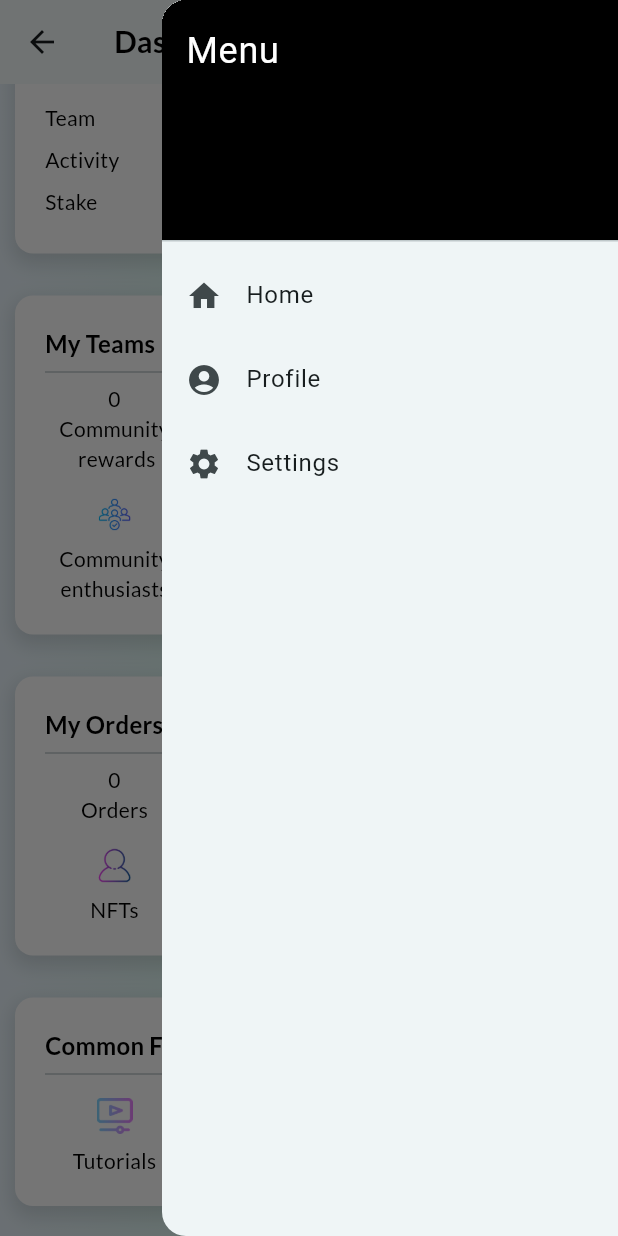
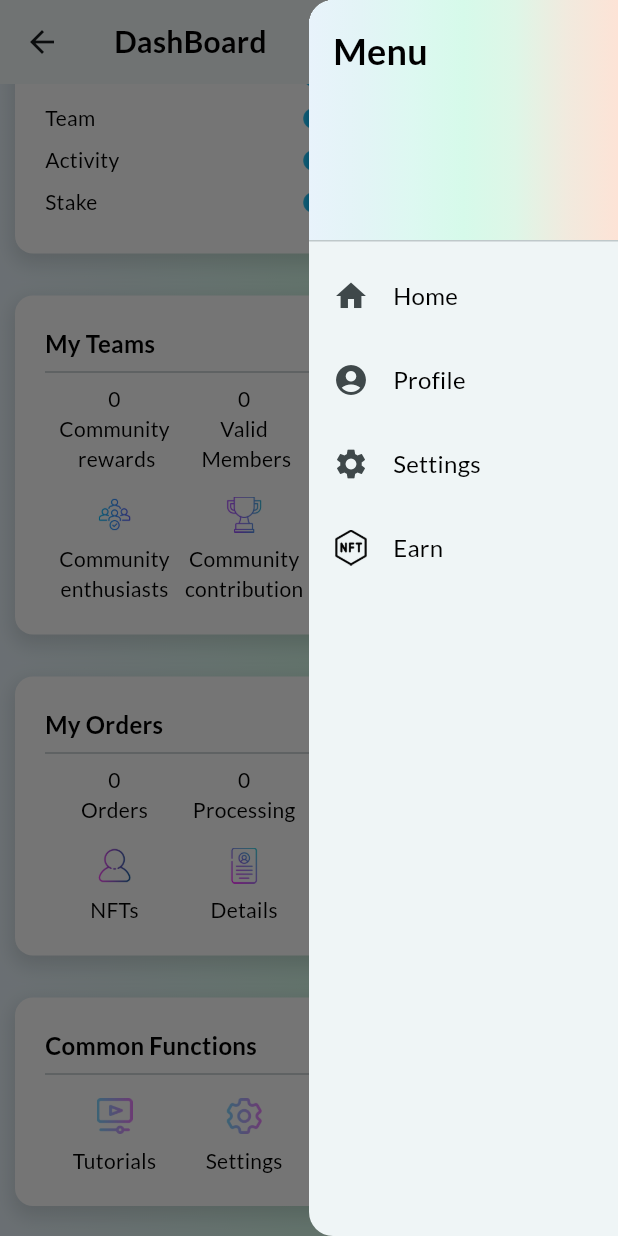
Before and after one commit to Sukhmeetsingh306/NFT_Trading, a Flutter app: the DashboardAccount screen opened directly, scrolled down 335 dp, after a tap on the "menu" icon, on a phone screen of 412 x 824 dp. Run offline on Flutter 3.47's test engine with Material 3 defaults, Android fonts, the phone set to English and light mode, and no system bars; our stand-ins replace google_fonts, intl_phone_field, lucide_icons, shared_preferences; accounts and stored records are empty.

```diff
--- a/frontend/lib/core/background_core.dart
+++ b/frontend/lib/core/background_core.dart
@@ -14,15 +14,7 @@ class Background extends StatelessWidget {
         gradient: LinearGradient(
           begin: Alignment.centerLeft,
           end: Alignment.centerRight,
-          colors: [
-            Color(0xFFE8F3FB),
-            Color(0xFFE3F4F6),
-            Color(0xFFDDF8F1),
-            Color(0xFFD6FAEA),
-            Color(0xFFDEF6E7),
-            Color(0xFFF1EADE),
-            Color(0xFFFDE3D6),
-          ],
+          colors: backgroundColor,
         ),
       ),
       child: child,
@@ -54,3 +46,13 @@ Widget containerWhite(Widget child) {
     ),
   );
 }
+
+const List<Color> backgroundColor = [
+  Color(0xFFE8F3FB),
+  Color(0xFFE3F4F6),
+  Color(0xFFDDF8F1),
+  Color(0xFFD6FAEA),
+  Color(0xFFDEF6E7),
+  Color(0xFFF1EADE),
+  Color(0xFFFDE3D6),
+];
--- a/frontend/lib/main.dart
+++ b/frontend/lib/main.dart
@@ -21,7 +21,7 @@ class MyApp extends StatelessWidget {
         colorScheme: ColorScheme.fromSeed(seedColor: Colors.white30),
         useMaterial3: true,
       ),
-      home: ReserveAccount(),
+      home: LoginScreen(),
     );
   }
 }
--- a/frontend/lib/screens/account/dashboard_account.dart
+++ b/frontend/lib/screens/account/dashboard_account.dart
@@ -40,7 +40,7 @@ class _DashboardAccountState extends State<DashboardAccount> {
 
     return Scaffold(
       appBar: appBarCode(),
-      endDrawer: endDrawer(),
+      endDrawer: endDrawer(context),
       body: Background(
         child: SafeArea(
           child: SingleChildScrollView(
--- a/frontend/lib/screens/account/reserve_account.dart
+++ b/frontend/lib/screens/account/reserve_account.dart
@@ -20,7 +20,7 @@ class _ReserveAccountState extends State<ReserveAccount> {
   Widget build(BuildContext context) {
     return Scaffold(
       appBar: appBarCode(),
-      endDrawer: endDrawer(),
+      endDrawer: endDrawer(context),
       backgroundColor: Colors.white,
       body: Column(
         children: [
--- a/frontend/lib/utils/code/appbar_code.dart
+++ b/frontend/lib/utils/code/appbar_code.dart
@@ -1,6 +1,10 @@
 import 'package:flutter/material.dart';
+import 'package:frontend/core/background_core.dart';
+import 'package:frontend/screens/account/reserve_account.dart';
+import 'package:frontend/utils/navigation_utils.dart';
 import 'package:lucide_icons/lucide_icons.dart';
 
+import '../../screens/account/dashboard_account.dart';
 import '../text_utils.dart';
 
 PreferredSizeWidget appBarCode() {
@@ -31,29 +35,57 @@ PreferredSizeWidget appBarCode() {
   );
 }
 
-Widget endDrawer() {
+Widget endDrawer(BuildContext context) {
   return Drawer(
+    width: MediaQuery.of(context).size.width * .5,
     child: ListView(
       padding: EdgeInsets.zero,
-      children: const [
+      children: [
         DrawerHeader(
-          decoration: BoxDecoration(color: Colors.black),
-          child:
-              Text("Menu", style: TextStyle(color: Colors.white, fontSize: 24)),
+          decoration: const BoxDecoration(
+            gradient: LinearGradient(
+              colors: backgroundColor,
+            ),
+          ),
+          child: googleText("Menu", color: Colors.black, fontSize: 24),
         ),
-        ListTile(
-          leading: Icon(Icons.home),
-          title: Text("Home"),
+        listTile(
+          "Home",
+          Icon(Icons.home),
         ),
-        ListTile(
-          leading: Icon(Icons.account_circle),
-          title: Text("Profile"),
+        listTile(
+          "Profile",
+          Icon(Icons.account_circle),
+          onTap: () {
+            materialRouteNavigatorRep(
+              context,
+              const DashboardAccount(),
+            );
+          },
         ),
-        ListTile(
-          leading: Icon(Icons.settings),
-          title: Text("Settings"),
+        listTile(
+          "Settings",
+          Icon(Icons.settings),
+        ),
+        listTile(
+          "Earn",
+          Image.asset('assets/icons/nft_list.png', width: 24, height: 24),
+          onTap: () {
+            materialRouteNavigator(
+              context,
+              const ReserveAccount(),
+            );
+          },
         ),
       ],
     ),
   );
 }
+
+ListTile listTile(String text, Widget leading, {GestureTapCallback? onTap}) {
+  return ListTile(
+    leading: leading,
+    title: googleText(text, fontSize: 16, fontWeight: FontWeight.normal),
+    onTap: onTap ?? () {},
+  );
+}
```
Also changed, not shown: frontend/assets/icons/nft_list.png (added).
